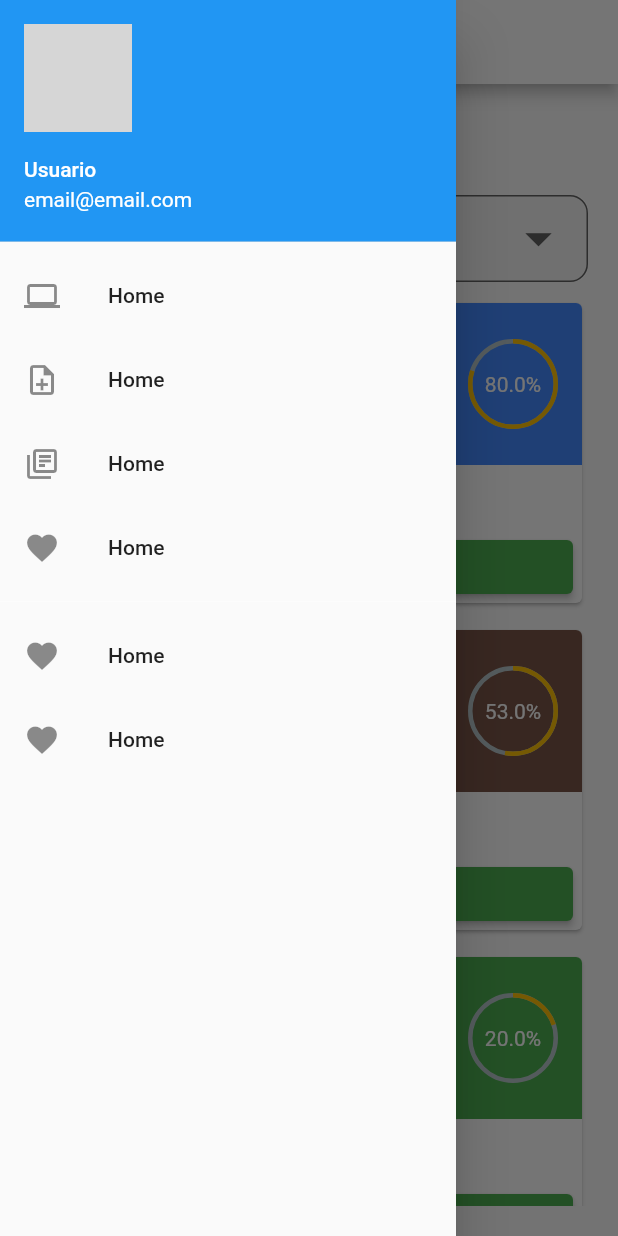
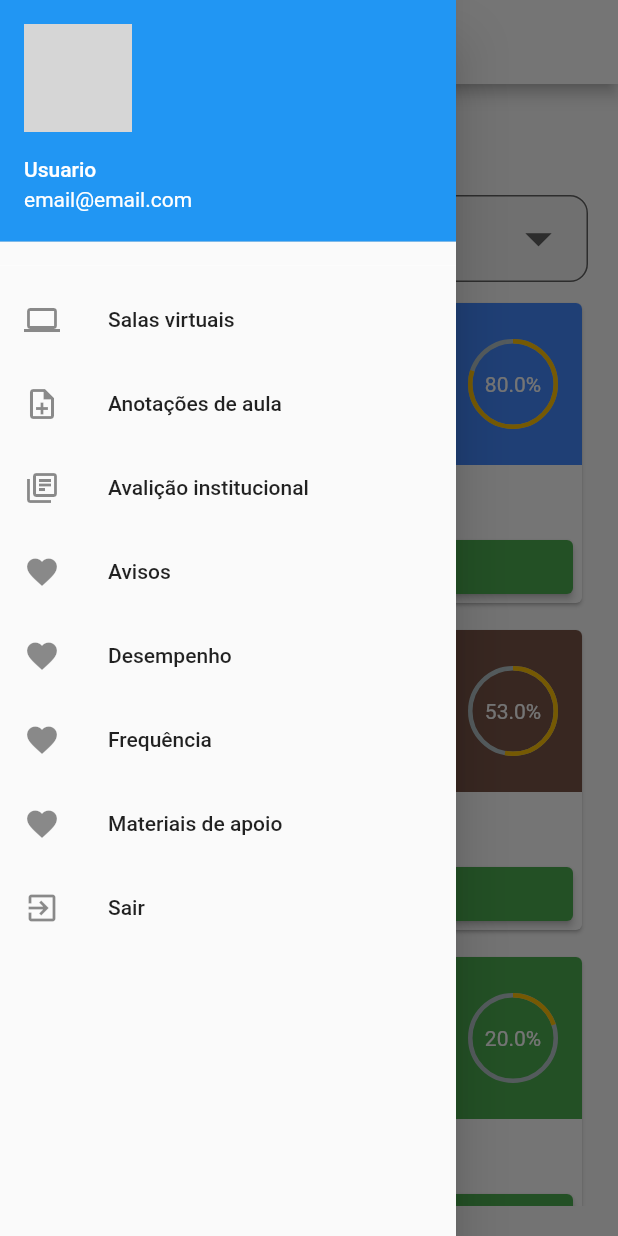
Before and after one commit to DouglasSerena/aula-ulbra, a Flutter app: the screen it shows after launch, with the side drawer open, on a phone screen of 412 x 824 dp. Run offline on Flutter 3.47's test engine with Material 2 defaults, Android fonts, the phone set to English and light mode, and no system bars; drawn by our look-alikes of badges, percent_indicator; our stand-ins replace flutter_bloc; network calls fail; grey boxes are pictures that could not be loaded.

Commit message:
Icons refator

```diff
--- a/lib/layout/app_bar_common_layout.dart
+++ b/lib/layout/app_bar_common_layout.dart
@@ -15,7 +15,7 @@ class AppBarCommonLayout extends AppBar {
           ),
           title: Row(
             crossAxisAlignment: CrossAxisAlignment.center,
-            children: [
+            children: <Widget>[
               Image.asset(
                 "assets/images/aula-logo.png",
                 fit: BoxFit.contain,
--- a/lib/layout/drawer_common_layout.dart
+++ b/lib/layout/drawer_common_layout.dart
@@ -1,4 +1,3 @@
-import 'dart:js';
 import 'dart:ui';
 
 import 'package:flutter/material.dart';
@@ -23,38 +22,46 @@ class DrawerCommonLayout extends Drawer {
                     height: MediaQuery.of(context).padding.top,
                   ),
                 ),
+                const Divider(
+                  color: Colors.white38,
+                ),
                 ListTile(
                     leading: const Icon(Icons.computer_outlined),
-                    title: const Text('Home'),
-                    onTap: () {
-                      print('você foi para outra pagina ');
-                    }),
+                    title: const Text('Salas virtuais'),
+                    onTap: () {}),
                 ListTile(
                   leading: const Icon(Icons.note_add_outlined),
-                  title: const Text('Home'),
+                  title: const Text('Anotações de aula'),
                   onTap: () {},
                 ),
                 ListTile(
                   leading: const Icon(Icons.library_books_outlined),
-                  title: const Text('Home'),
+                  title: const Text('Avalição institucional'),
                   onTap: () {},
                 ),
                 ListTile(
                   leading: const Icon(Icons.favorite),
-                  title: const Text('Home'),
-                  onTap: () {},
-                ),
-                const Divider(
-                  color: Colors.white38,
-                ),
-                ListTile(
-                  leading: const Icon(Icons.favorite),
-                  title: const Text('Home'),
+                  title: const Text('Avisos'),
                   onTap: () {},
                 ),
                 ListTile(
                   leading: const Icon(Icons.favorite),
-                  title: const Text('Home'),
+                  title: const Text('Desempenho'),
+                  onTap: () {},
+                ),
+                ListTile(
+                  leading: const Icon(Icons.favorite),
+                  title: const Text('Frequência'),
+                  onTap: () {},
+                ),
+                ListTile(
+                  leading: const Icon(Icons.favorite),
+                  title: const Text('Materiais de apoio'),
+                  onTap: () {},
+                ),
+                ListTile(
+                  leading: const Icon(Icons.exit_to_app),
+                  title: const Text('Sair'),
                   onTap: () {},
                 ),
               ],
--- a/pubspec.yaml
+++ b/pubspec.yaml
@@ -15,6 +15,7 @@ dependencies:
     injectable: ^1.5.3
     percent_indicator: ^3.4.0
     badges: ^2.0.2
+    google_fonts: ^2.3.1
 
 dev_dependencies:
     flutter_test:
```
Also changed, not shown: lib/layout/salas_virtuais.dart (deleted), pubspec.lock.
